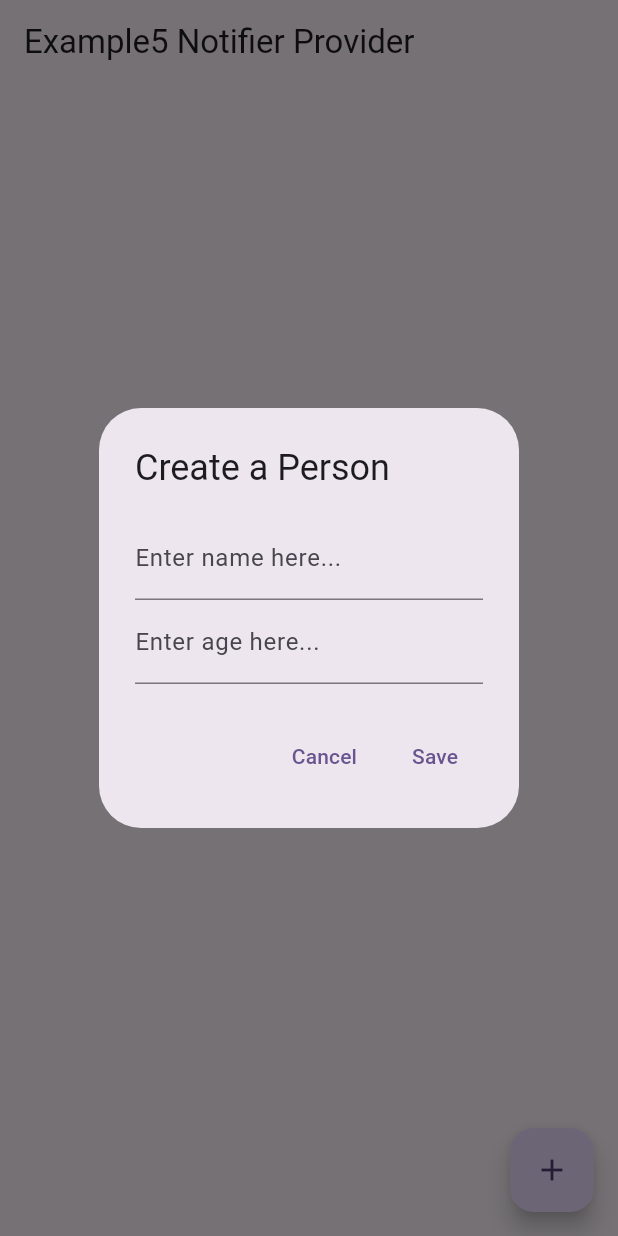
After one commit to alamayub/flutter_riverpod_examples, a Flutter app: the screen it shows after launch, after a tap on the "add" icon, on a phone screen of 412 x 824 dp. The commit adds this screen. Run offline on Flutter 3.47's test engine with Material 3 defaults, Android fonts, the phone set to English and light mode, and no system bars; our stand-ins replace hooks_riverpod.

Commit message:
change notifier provider

```diff
--- /dev/null
+++ b/lib/example5_notifier_provider.dart
@@ -0,0 +1,169 @@
+import 'dart:collection';
+
+import 'package:flutter/material.dart';
+import 'package:hooks_riverpod/hooks_riverpod.dart';
+import 'package:uuid/uuid.dart';
+
+@immutable
+class Person {
+  final String name;
+  final int age;
+  final String uuid;
+
+  Person({
+    required this.name,
+    required this.age,
+    String? uuid,
+  }) : uuid = uuid ?? const Uuid().v4();
+
+  Person updated([String? name, int? age ]) => Person(
+    name: name ?? this.name,
+    age: age ?? this.age,
+  );
+
+  String get displayName => '$name ($age years old)';
+
+  @override
+  bool operator ==(covariant Person other) => uuid == other.uuid;
+
+  @override
+  int get hashCode => uuid.hashCode;
+
+  @override
+  String toString() => 'Person(name: $name, age: $age, uuid: $uuid)';
+}
+
+class DataModel extends ChangeNotifier {
+  final List<Person> _people = [];
+
+  int get count => _people.length;
+
+  UnmodifiableListView<Person> get people => UnmodifiableListView(_people);
+
+  void add(Person person) {
+    _people.add(person);
+    notifyListeners();
+  }
+  void remove(Person person) {
+    _people.remove(person);
+    notifyListeners();
+  }
+
+  void update(Person person) {
+    final index = _people.indexOf(person);
+    final oldPerson = _people[index];
+    if(oldPerson.name != person.name || oldPerson.age != person.age) {
+      _people[index] = oldPerson.updated(person.name, person.age);
+      notifyListeners();
+    }
+  }
+}
+
+final peopleProvider = ChangeNotifierProvider((ref) => DataModel());
+
+
+class Example5FutureProvider extends ConsumerWidget {
+  const Example5FutureProvider({super.key});
+
+  @override
+  Widget build(BuildContext context, WidgetRef ref) {
+    return Scaffold(
+      appBar: AppBar(
+        title: Text('Example5 Notifier Provider'),
+      ),
+      body: Consumer(
+        builder: (context, ref, child) {
+          final dataModel = ref.watch(peopleProvider);
+          return ListView.builder(
+            shrinkWrap: true,
+            itemCount: dataModel.count,
+            itemBuilder: (context, index) {
+              final person = dataModel.people[index];
+              return ListTile(
+                title: GestureDetector(
+                  onTap: () => createOrUpdatePerson(context, person).then((res) {
+                    if(res != null) {
+                      dataModel.update(res);
+                    }
+                  }),
+                  child: Text(person.displayName),
+                ),
+                trailing: IconButton(
+                  onPressed: () => dataModel.remove(person),
+                  icon: const Icon(Icons.delete),
+                ),
+              );
+            },
+          );
+        },
+      ),
+      floatingActionButton: FloatingActionButton(
+        onPressed: () => createOrUpdatePerson(context).then((person) {
+          if(person != null) {
+            ref.read(peopleProvider).add(person);
+          }
+        }),
+        child: Icon(Icons.add),
+      ),
+    );
+  }
+}
+
+final nameController = TextEditingController();
+final ageController = TextEditingController();
+
+Future<Person?> createOrUpdatePerson(BuildContext context, [Person? existingPerson]) {
+  String? name = existingPerson?.name;
+  int? age = existingPerson?.age;
+  nameController.text = name ?? '';
+  ageController.text = age?.toString() ?? '';
+  return showDialog<Person?>(
+    context: context,
+    builder: (context) {
+      return AlertDialog(
+        title: Text('${existingPerson != null ? 'Update' : 'Create'} a Person'),
+        content: Column(
+          mainAxisSize: MainAxisSize.min,
+          children: [
+            TextField(
+              controller: nameController,
+              decoration: InputDecoration(
+                labelText: 'Enter name here...',
+              ),
+              onChanged: (val) => name = val,
+            ),
+            TextField(
+              controller: ageController,
+              decoration: InputDecoration(
+                labelText: 'Enter age here...',
+              ),
+              onChanged: (val) => age = int.tryParse(val),
+            ),
+          ],
+        ),
+        actions: [
+          TextButton(
+            onPressed: () => Navigator.of(context).pop(),
+            child: Text('Cancel')
+          ),
+          TextButton(
+            onPressed: () {
+              if(name != null && age != null) {
+                if(existingPerson != null) {
+                  final newPerson = existingPerson.updated(name, age);
+                  Navigator.of(context).pop(newPerson);
+                } else {
+                  final newPerson = Person(name: name!, age: age!);
+                  Navigator.of(context).pop(newPerson);
+                }
+              } else {
+                Navigator.of(context).pop();
+              }
+            },
+            child: Text(existingPerson != null ? 'Update' : 'Save')
+          ),
+        ],
+      );
+    }
+  );
+}
--- a/lib/main.dart
+++ b/lib/main.dart
@@ -1,7 +1,7 @@
 import 'package:flutter/material.dart';
 import 'package:hooks_riverpod/hooks_riverpod.dart';
 
-import 'example4_stream_provider.dart';
+import 'example5_notifier_provider.dart';
 
 void main() {
   runApp(
@@ -23,7 +23,7 @@ class MyApp extends StatelessWidget {
         colorScheme: ColorScheme.fromSeed(seedColor: Colors.deepPurple),
         useMaterial3: true,
       ),
-      home: const Example4StreamProvider(),
+      home: const Example5FutureProvider(),
     );
   }
 }
--- a/pubspec.yaml
+++ b/pubspec.yaml
@@ -36,6 +36,7 @@ dependencies:
   # Use with the CupertinoIcons class for iOS style icons.
   cupertino_icons: ^1.0.8
   hooks_riverpod: ^2.6.1
+  uuid: ^4.5.1
 
 dev_dependencies:
   flutter_test:
```
Also changed, not shown: pubspec.lock.
